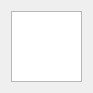
Above: eiskaltdcpp-qt/ui/UITransferView.ui from eiskaltdcpp/eiskaltdcpp before the change. Below: the same form after it.
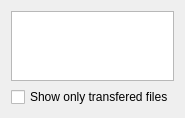
That is the form after the change.

Commit message: Qt UI: hide useless info in TransferView

Diff of the .ui file:
```diff
--- a/eiskaltdcpp-qt/ui/UITransferView.ui
+++ b/eiskaltdcpp-qt/ui/UITransferView.ui
@@ -57,6 +57,13 @@
      </property>
     </widget>
    </item>
+   <item row="1" column="0">
+    <widget class="QCheckBox" name="checkBox_showTranferedFilesOnly">
+     <property name="text">
+      <string>Show only transfered files</string>
+     </property>
+    </widget>
+   </item>
   </layout>
  </widget>
  <resources/>
```
The commit also changes 4 other files.
